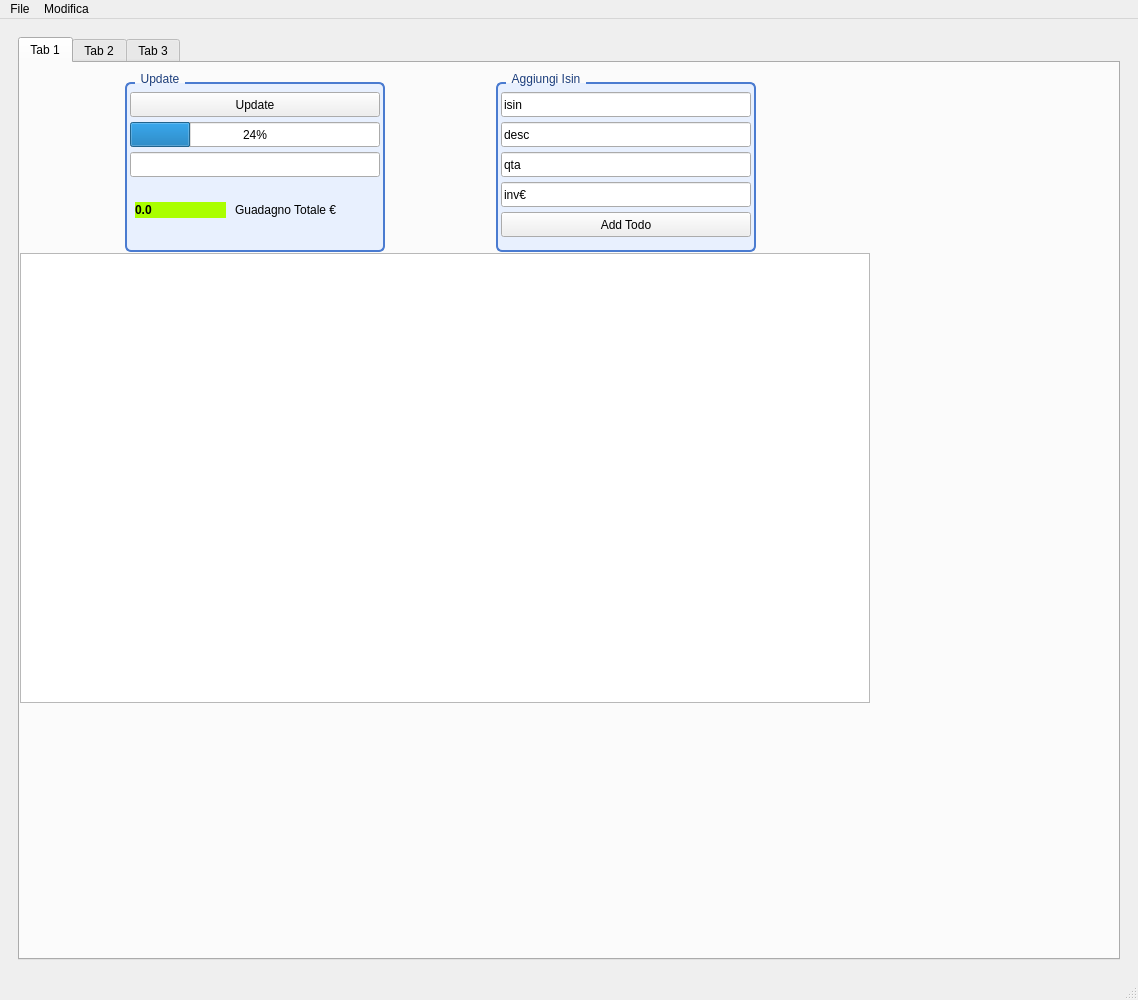
The window that mainWindow.ui (stefanocasson81/PyQt) describes before a commit, drawn with Qt 5.
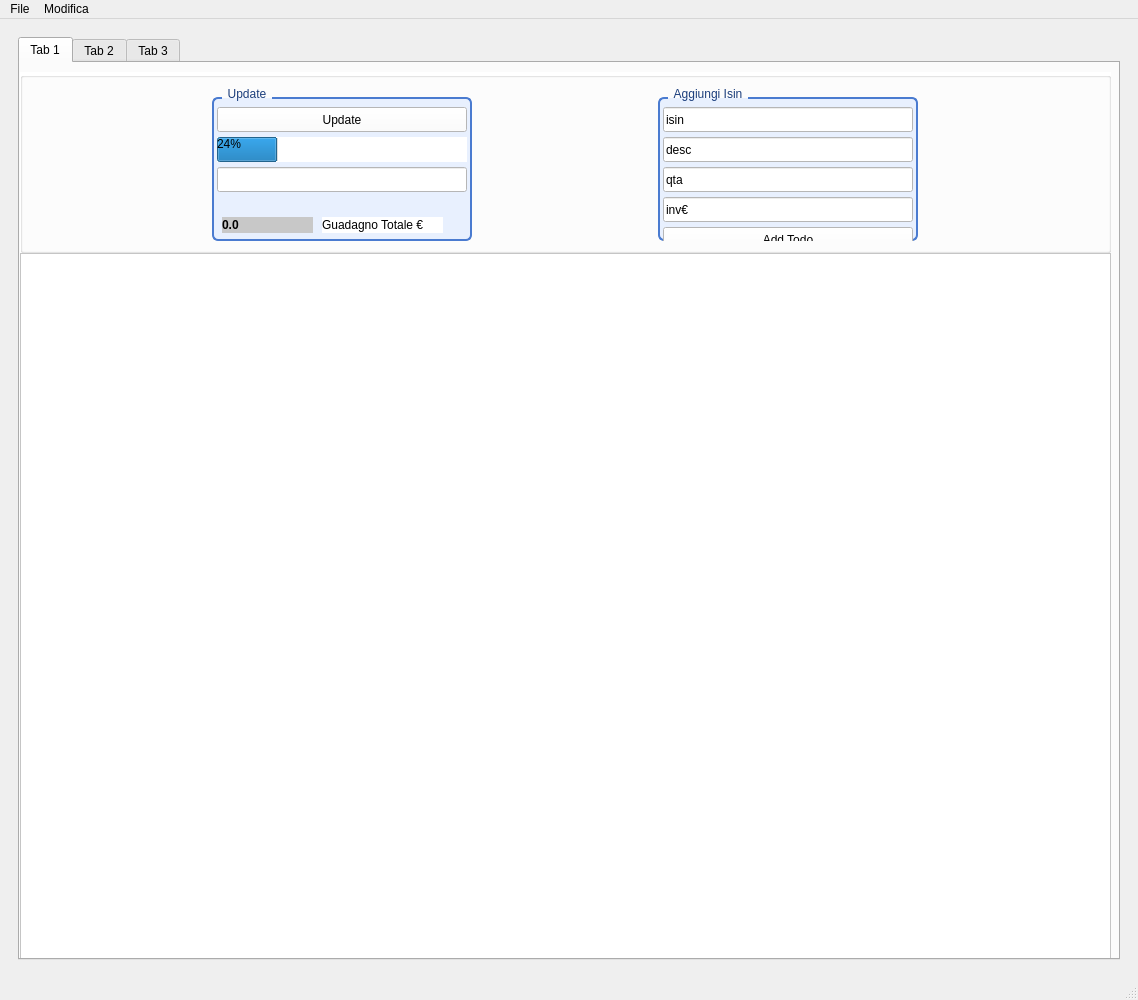
The same window after the commit. The open tabs and pages were chosen to show the change. Icons and pictures are not drawn.

Patch:
```diff
--- a/mainWindow.ui
+++ b/mainWindow.ui
@@ -56,8 +56,8 @@
             <rect>
              <x>0</x>
              <y>190</y>
-             <width>850</width>
-             <height>450</height>
+             <width>1091</width>
+             <height>711</height>
             </rect>
            </property>
            <property name="minimumSize">
@@ -68,20 +68,27 @@
            </property>
            <property name="maximumSize">
             <size>
-             <width>850</width>
-             <height>450</height>
+             <width>2880</width>
+             <height>1920</height>
             </size>
            </property>
+           <property name="styleSheet">
+            <string notr="true">background-color: rgb(255, 255, 255);</string>
+           </property>
           </widget>
-          <widget class="QWidget" name="horizontalLayoutWidget">
+          <widget class="QGroupBox" name="horizontalGroupBox">
            <property name="geometry">
             <rect>
              <x>0</x>
              <y>9</y>
-             <width>841</width>
+             <width>1091</width>
              <height>181</height>
             </rect>
            </property>
+           <property name="styleSheet">
+            <string notr="true">background-color: rgb(255, 255, 255);
+border-color: rgb(0, 0, 0);</string>
+           </property>
            <layout class="QHBoxLayout" name="horizontalLayout_2">
             <item>
              <widget class="QGroupBox" name="groupBox_2">
@@ -155,7 +162,7 @@
                 </rect>
                </property>
                <property name="styleSheet">
-                <string notr="true">background-color: rgb(170, 255, 0);</string>
+                <string notr="true">background-color: rgb(200,200,200);</string>
                </property>
                <property name="text">
                 <string>&lt;html&gt;&lt;head/&gt;&lt;body&gt;&lt;p&gt;&lt;span style=&quot; font-weight:700;&quot;&gt;0.0&lt;/span&gt;&lt;/p&gt;&lt;/body&gt;&lt;/html&gt;</string>
```
Left out of the diff: 15 changed lines with no effect on the pictures.
